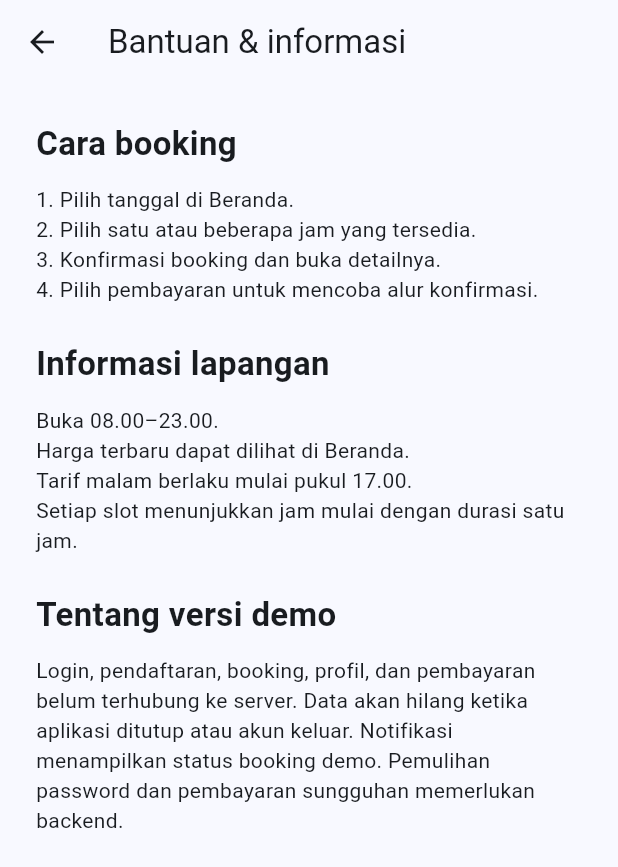
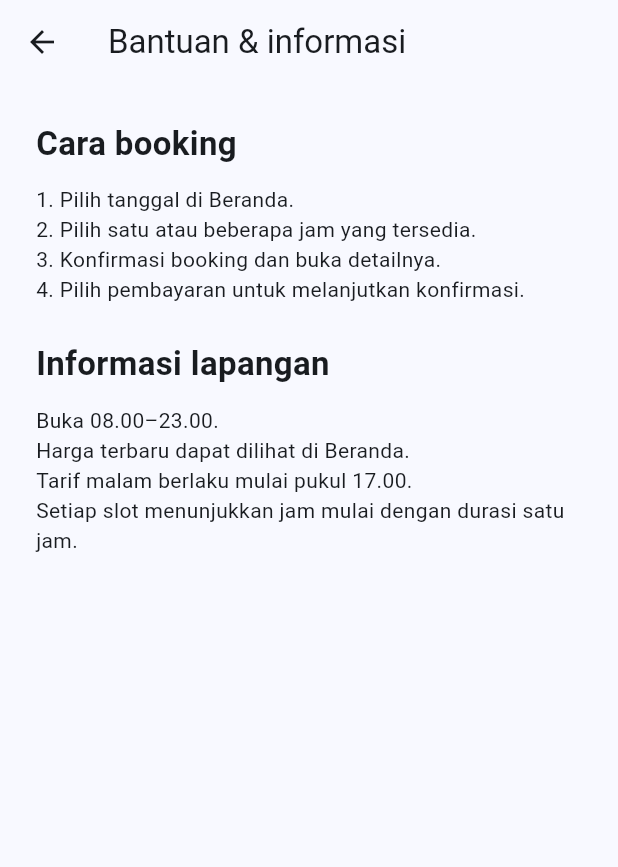
Before and after one commit to aldrisptra/santiagobernabeu, a Flutter app: the HelpPage screen opened directly, on a phone screen of 412 x 824 dp. Shown: the top 867 px of the screen. Run offline on Flutter 3.47's test engine with Material 3 defaults, Android fonts, the phone set to English and light mode, and no system bars.

Commit message:
Sederhanakan teks UI pelanggan dan admin

```diff
--- a/lib/pages/admin_booking_detail_page.dart
+++ b/lib/pages/admin_booking_detail_page.dart
@@ -20,10 +20,10 @@ class _AdminBookingDetailPageState extends State<AdminBookingDetailPage> {
     final agree = await showDialog<bool>(
       context: context,
       builder: (context) => AlertDialog(
-        title: Text(confirm ? 'Konfirmasi booking demo?' : 'Batalkan booking?'),
+        title: Text(confirm ? 'Konfirmasi booking?' : 'Batalkan booking?'),
         content: Text(
           confirm
-              ? 'Status diubah tanpa memeriksa pembayaran sungguhan.'
+              ? 'Ubah status booking menjadi terkonfirmasi?'
               : 'Slot booking akan tersedia kembali.',
         ),
         actions: [
@@ -94,7 +94,7 @@ class _AdminBookingDetailPageState extends State<AdminBookingDetailPage> {
             if (!booking.isHistory && booking.status == BookingStatus.pending)
               FilledButton(
                 onPressed: () => _changeStatus(true),
-                child: const Text('Konfirmasi booking demo'),
+                child: const Text('Konfirmasi booking'),
               ),
             if (!booking.isHistory && booking.status != BookingStatus.cancelled)
               OutlinedButton(
@@ -102,9 +102,6 @@ class _AdminBookingDetailPageState extends State<AdminBookingDetailPage> {
                 child: const Text('Batalkan booking'),
               ),
             const SizedBox(height: 16),
-            const Text(
-              'Perubahan hanya berlaku pada data demo selama aplikasi terbuka.',
-            ),
           ],
         ),
       ),
--- a/lib/pages/admin_customers_page.dart
+++ b/lib/pages/admin_customers_page.dart
@@ -36,9 +36,7 @@ class _AdminCustomersPageState extends State<AdminCustomersPage> {
             style: TextStyle(fontSize: 24, fontWeight: FontWeight.bold),
           ),
           const SizedBox(height: 12),
-          const Text(
-            'Daftar ini berasal dari booking demo, bukan database akun.',
-          ),
+
           const SizedBox(height: 20),
           TextField(
             decoration: const InputDecoration(
--- a/lib/pages/admin_dashboard_page.dart
+++ b/lib/pages/admin_dashboard_page.dart
@@ -51,7 +51,7 @@ class AdminDashboardPage extends StatelessWidget {
             'Dashboard',
             style: TextStyle(fontSize: 26, fontWeight: FontWeight.bold),
           ),
-          const Text('Ringkasan pengelolaan lapangan • data demo'),
+          const Text('Ringkasan pengelolaan lapangan'),
           const SizedBox(height: 20),
           Row(
             crossAxisAlignment: CrossAxisAlignment.start,
@@ -72,11 +72,7 @@ class AdminDashboardPage extends StatelessWidget {
                 '$confirmed',
                 Icons.check_circle_outline,
               ),
-              _summary(
-                'Pendapatan demo',
-                rupiah(revenue),
-                Icons.payments_outlined,
-              ),
+              _summary('Pendapatan', rupiah(revenue), Icons.payments_outlined),
             ],
           ),
           const SizedBox(height: 20),
--- a/lib/pages/admin_home_page.dart
+++ b/lib/pages/admin_home_page.dart
@@ -25,9 +25,7 @@ class _AdminHomePageState extends State<AdminHomePage> {
       context: context,
       builder: (context) => AlertDialog(
         title: const Text('Keluar dari admin?'),
-        content: const Text(
-          'Perubahan data demo tetap tersedia selama aplikasi terbuka.',
-        ),
+        content: const Text('Anda akan kembali ke halaman login.'),
         actions: [
           TextButton(
             onPressed: () => Navigator.pop(context, false),
--- a/lib/pages/admin_login_page.dart
+++ b/lib/pages/admin_login_page.dart
@@ -25,7 +25,7 @@ class _AdminLoginPageState extends State<AdminLoginPage> {
   void _login() {
     if (!_form.currentState!.validate()) return;
     if (_username.text.trim() != 'admin' || _password.text != 'admin123') {
-      setState(() => _error = 'Username atau password demo tidak sesuai');
+      setState(() => _error = 'Username atau password tidak sesuai');
       return;
     }
     widget.data.prepareAdminDemo();
@@ -59,9 +59,7 @@ class _AdminLoginPageState extends State<AdminLoginPage> {
             style: TextStyle(fontSize: 24, fontWeight: FontWeight.bold),
           ),
           const SizedBox(height: 12),
-          const Text(
-            'UI demo admin. Gunakan username admin dan password admin123. Belum ada autentikasi atau database.',
-          ),
+          const Text('Masukkan username dan password admin.'),
           const SizedBox(height: 24),
           Form(
             key: _form,
--- a/lib/pages/admin_schedule_page.dart
+++ b/lib/pages/admin_schedule_page.dart
@@ -92,9 +92,7 @@ class _AdminSchedulePageState extends State<AdminSchedulePage> {
             ),
           ),
         const SizedBox(height: 12),
-        const Text(
-          'Sakelar aktif = slot dibuka. Jadwal ini menggunakan data demo.',
-        ),
+        const Text('Sakelar aktif = slot dibuka.'),
       ],
     ),
   );
--- a/lib/pages/admin_settings_page.dart
+++ b/lib/pages/admin_settings_page.dart
@@ -42,9 +42,8 @@ class _AdminSettingsPageState extends State<AdminSettingsPage> {
     widget.data.dayPrice = int.parse(_day.text);
     widget.data.nightPrice = int.parse(_night.text);
     widget.onChanged();
-    ScaffoldMessenger.of(context).showSnackBar(
-      const SnackBar(content: Text('Harga demo berhasil disimpan')),
-    );
+    ScaffoldMessenger.of(context)
+        .showSnackBar(const SnackBar(content: Text('Harga berhasil disimpan')));
   }
 
   @override
@@ -101,9 +100,6 @@ class _AdminSettingsPageState extends State<AdminSettingsPage> {
           'Operasional: 08.00–23.00. Tarif malam mulai 17.00. Gunakan tab Jadwal untuk membuka atau menutup slot.',
         ),
         const SizedBox(height: 16),
-        const Text(
-          'Pengaturan belum disimpan ke database dan akan kembali ke awal setelah aplikasi ditutup.',
-        ),
       ],
     ),
   );
--- a/lib/pages/booking_detail_page.dart
+++ b/lib/pages/booking_detail_page.dart
@@ -105,11 +105,6 @@ class _BookingDetailPageState extends State<BookingDetailPage> {
             child: const Text('Batalkan booking'),
           ),
         ],
-        if (booking.status == BookingStatus.confirmed)
-          const Text(
-            'Booking terkonfirmasi dalam mode demo. Ini bukan bukti pembayaran atau reservasi lapangan sungguhan.',
-            textAlign: TextAlign.center,
-          ),
       ],
     ),
   );
--- a/lib/pages/forgot_password_page.dart
+++ b/lib/pages/forgot_password_page.dart
@@ -17,9 +17,7 @@ class ForgotPasswordPage extends StatelessWidget {
             style: TextStyle(fontSize: 24, fontWeight: FontWeight.bold),
           ),
           SizedBox(height: 12),
-          Text(
-            'Pemulihan password belum tersedia pada versi demo. Saat layanan akun terhubung, kode verifikasi akan dikirim ke nomor telepon terdaftar. Untuk mencoba navigasi sekarang, kembali ke login dan gunakan nomor telepon serta password minimal 6 karakter.',
-          ),
+          Text('Hubungi pengelola lapangan untuk bantuan pemulihan akun.'),
         ],
       ),
     ),
--- a/lib/pages/help_page.dart
+++ b/lib/pages/help_page.dart
@@ -16,7 +16,7 @@ class HelpPage extends StatelessWidget {
           ),
           SizedBox(height: 12),
           Text(
-            '1. Pilih tanggal di Beranda.\n2. Pilih satu atau beberapa jam yang tersedia.\n3. Konfirmasi booking dan buka detailnya.\n4. Pilih pembayaran untuk mencoba alur konfirmasi.',
+            '1. Pilih tanggal di Beranda.\n2. Pilih satu atau beberapa jam yang tersedia.\n3. Konfirmasi booking dan buka detailnya.\n4. Pilih pembayaran untuk melanjutkan konfirmasi.',
           ),
           SizedBox(height: 24),
           Text(
@@ -27,15 +27,6 @@ class HelpPage extends StatelessWidget {
           Text(
             'Buka 08.00–23.00.\nHarga terbaru dapat dilihat di Beranda.\nTarif malam berlaku mulai pukul 17.00.\nSetiap slot menunjukkan jam mulai dengan durasi satu jam.',
           ),
-          SizedBox(height: 24),
-          Text(
-            'Tentang versi demo',
-            style: TextStyle(fontSize: 22, fontWeight: FontWeight.bold),
-          ),
-          SizedBox(height: 12),
-          Text(
-            'Login, pendaftaran, booking, profil, dan pembayaran belum terhubung ke server. Data akan hilang ketika aplikasi ditutup atau akun keluar. Notifikasi menampilkan status booking demo. Pemulihan password dan pembayaran sungguhan memerlukan backend.',
-          ),
         ],
       ),
     ),
--- a/lib/pages/login_page.dart
+++ b/lib/pages/login_page.dart
@@ -146,15 +146,7 @@ class _LoginPageState extends State<LoginPage> {
                                 icon: const Icon(
                                   Icons.admin_panel_settings_outlined,
                                 ),
-                                label: const Text('Masuk admin demo'),
-                              ),
-                              const Text(
-                                'Mode demo: akun belum terhubung ke server. Data hanya tersimpan selama aplikasi terbuka.',
-                                textAlign: TextAlign.center,
-                                style: TextStyle(
-                                  color: Colors.grey,
-                                  fontSize: 12,
-                                ),
+                                label: const Text('Masuk admin'),
                               ),
                             ],
                           ),
--- a/lib/pages/payment_page.dart
+++ b/lib/pages/payment_page.dart
@@ -45,24 +45,17 @@ class _PaymentPageState extends State<PaymentPage> {
           onChanged: (value) => setState(() => _method = value!),
         ),
         const SizedBox(height: 24),
-        const Card(
-          child: Padding(
-            padding: EdgeInsets.all(20),
-            child: Text(
-              'Simulasi pembayaran: belum ada rekening, kode QR, atau gateway pembayaran. Jangan melakukan transfer. Tombol berikut hanya mengubah status booking demo.',
-            ),
-          ),
-        ),
+
         const SizedBox(height: 20),
         FilledButton(
           onPressed: () {
             widget.data.confirmPayment(widget.booking);
             Navigator.pop(context);
             ScaffoldMessenger.of(context).showSnackBar(
-              const SnackBar(content: Text('Simulasi pembayaran berhasil')),
+              const SnackBar(content: Text('Status pembayaran diperbarui')),
             );
           },
-          child: const Text('Simulasikan pembayaran berhasil'),
+          child: const Text('Konfirmasi pembayaran'),
         ),
       ],
     ),
--- a/lib/pages/profile_page.dart
+++ b/lib/pages/profile_page.dart
@@ -78,7 +78,7 @@ class ProfilePage extends StatelessWidget {
             builder: (context) => AlertDialog(
               title: const Text('Keluar dari akun?'),
               content: const Text(
-                'Data booking demo akan dihapus saat keluar.',
+                'Keluar dari akun dan kembali ke halaman login?',
               ),
               actions: [
                 TextButton(
--- a/lib/pages/register_page.dart
+++ b/lib/pages/register_page.dart
@@ -122,11 +122,6 @@ class _RegisterPageState extends State<RegisterPage> {
                           onPressed: () => Navigator.pop(context),
                           child: const Text('Sudah punya akun? Login'),
                         ),
-                        const Text(
-                          'Mode demo: akun belum terhubung ke server. Data hanya tersimpan selama aplikasi terbuka.',
-                          textAlign: TextAlign.center,
-                          style: TextStyle(color: Colors.grey, fontSize: 12),
-                        ),
                       ],
                     ),
                   ),
```
Also changed, not shown: 1 other file.
